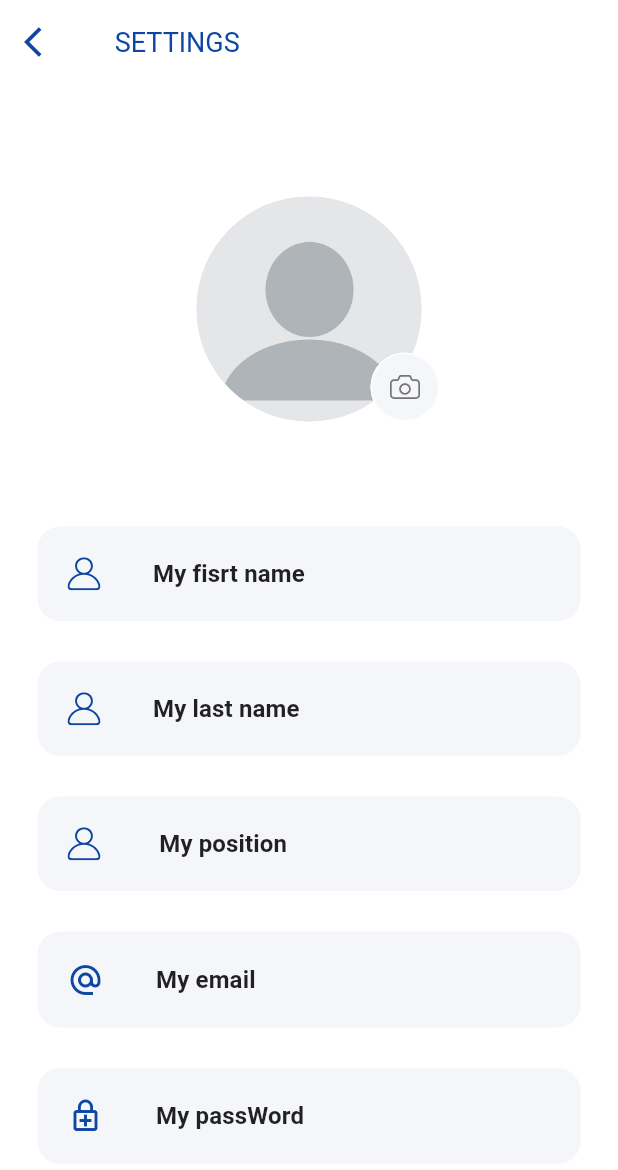
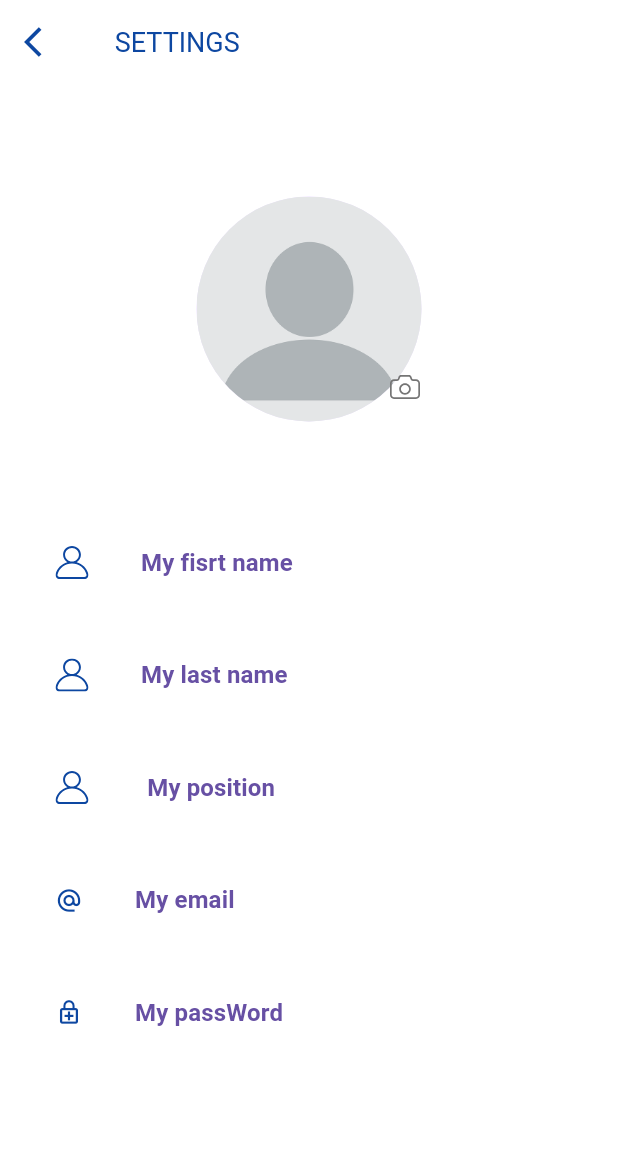
Before and after one commit to mohamedredaoumahdi/SMS-MRO, a Flutter app: the ProfilPage screen opened directly, on a phone screen of 412 x 824 dp. Shown: the top 1170 px of the screen. Run offline on Flutter 3.47's test engine with Material 3 defaults, Android fonts, the phone set to English and light mode, and no system bars; our stand-ins replace email_validator, firebase_auth, firebase_core, flutter_svg, google_fonts, introduction_screen and 2 more; missing offline and left inert: wc_form_validators; accounts and stored records are empty; network calls fail.

Commit message:
still trying

```diff
--- a/lib/dashboardResponsible/dashboard.dart
+++ b/lib/dashboardResponsible/dashboard.dart
@@ -1,5 +1,5 @@
 import 'package:flutter/material.dart';
-import 'package:school_management_system_01/dashboardResponsible/gruddashboard2.dart';
+import 'package:school_management_system_01/dashboardResponsible/griddashboard.dart';
 
 class DashboardResponsible extends StatelessWidget {
   //DashboardResponsible({required this.auth});
@@ -73,7 +73,7 @@ class DashboardResponsible extends StatelessWidget {
                     borderRadius:
                         BorderRadius.only(topLeft: Radius.circular(80)),
                     color: Color(0xff232031)),
-                child: Center(child: GridDash())),
+                child: Center(child: GridDashboard())),
           )
         ],
       ),
--- a/lib/dashboardResponsible/settingsPage/settings  grids destination/profil.dart
+++ b/lib/dashboardResponsible/settingsPage/settings  grids destination/profil.dart
@@ -41,13 +41,7 @@ class _ProfilPageState extends State<ProfilPage> {
                     child: SizedBox(
                         height: 46,
                         width: 46,
-                        child: FlatButton(
-                          padding: EdgeInsets.zero,
-                          shape: RoundedRectangleBorder(
-                            borderRadius: BorderRadius.circular(50),
-                            side: BorderSide(color: Colors.white),
-                          ),
-                          color: Color(0xFFF5F6F9),
+                        child: TextButton(
                           onPressed: () {},
                           child:
                               SvgPicture.asset("assets/images/Camera Icon.svg"),
@@ -60,11 +54,7 @@ class _ProfilPageState extends State<ProfilPage> {
           ),
           Padding(
             padding: const EdgeInsets.symmetric(horizontal: 25, vertical: 10),
-            child: FlatButton(
-                padding: EdgeInsets.all(20),
-                shape: RoundedRectangleBorder(
-                    borderRadius: BorderRadius.circular(15)),
-                color: Color(0xFFF5F6F9),
+            child: TextButton(
                 onPressed: () {},
                 child: Row(children: [
                   SvgPicture.asset(
@@ -89,11 +79,7 @@ class _ProfilPageState extends State<ProfilPage> {
           ),
           Padding(
             padding: const EdgeInsets.symmetric(horizontal: 25, vertical: 10),
-            child: FlatButton(
-                padding: EdgeInsets.all(20),
-                shape: RoundedRectangleBorder(
-                    borderRadius: BorderRadius.circular(15)),
-                color: Color(0xFFF5F6F9),
+            child: TextButton(
                 onPressed: () {},
                 child: Row(children: [
                   SvgPicture.asset(
@@ -118,11 +104,7 @@ class _ProfilPageState extends State<ProfilPage> {
           ),
           Padding(
             padding: const EdgeInsets.symmetric(horizontal: 25, vertical: 10),
-            child: FlatButton(
-                padding: EdgeInsets.all(20),
-                shape: RoundedRectangleBorder(
-                    borderRadius: BorderRadius.circular(15)),
-                color: Color(0xFFF5F6F9),
+            child: TextButton(
                 onPressed: () {},
                 child: Row(children: [
                   SvgPicture.asset(
@@ -147,11 +129,7 @@ class _ProfilPageState extends State<ProfilPage> {
           ),
           Padding(
             padding: const EdgeInsets.symmetric(horizontal: 25, vertical: 10),
-            child: FlatButton(
-                padding: EdgeInsets.all(20),
-                shape: RoundedRectangleBorder(
-                    borderRadius: BorderRadius.circular(15)),
-                color: Color(0xFFF5F6F9),
+            child: TextButton(
                 onPressed: () {},
                 child: Row(children: [
                   Icon(Icons.alternate_email,color:Colors.blue.shade900),
@@ -172,11 +150,7 @@ class _ProfilPageState extends State<ProfilPage> {
           ),
           Padding(
             padding: const EdgeInsets.symmetric(horizontal: 25, vertical: 10),
-            child: FlatButton(
-                padding: EdgeInsets.all(20),
-                shape: RoundedRectangleBorder(
-                    borderRadius: BorderRadius.circular(15)),
-                color: Color(0xFFF5F6F9),
+            child: TextButton(
                 onPressed: () {},
                 child: Row(children: [
                   Icon(Icons.enhanced_encryption_outlined,color:Colors.blue.shade900),
--- a/lib/loginsformat/login_as_student.dart
+++ b/lib/loginsformat/login_as_student.dart
@@ -9,8 +9,7 @@ import 'package:school_management_system_01/loginsformat/validators.dart';
 import 'package:wc_form_validators/wc_form_validators.dart';
 import 'package:school_management_system_01/dashboardResponsible/dashboard.dart';
 
-class LoginAsStudent extends StatefulWidget
-    with EmailAndPasswordValidators {
+class LoginAsStudent extends StatefulWidget{
   LoginAsStudent({required this.auth});
   final AuthBase auth;
   @override
@@ -60,8 +59,6 @@ class _LoginAsStudentState extends State<LoginAsStudent> {
 
   @override
   Widget build(BuildContext context) {
-    bool submitEnabled = widget.emailValidator.isValid(_email) &&
-        widget.passwordValidator.isValid(_password);
     return Scaffold(
       backgroundColor: Colors.white,
       body: Column(
@@ -121,7 +118,6 @@ class _LoginAsStudentState extends State<LoginAsStudent> {
                     textInputAction: TextInputAction.done,
                     controller: _passwordController,
                     onChanged: (password) => _updateState(),
-                    onEditingComplete: submitEnabled ? _submit : null,
                   ),
                   SizedBox(height: 100.0),
                   ElevatedButton(
--- a/lib/loginsformat/login_as_teacher.dart
+++ b/lib/loginsformat/login_as_teacher.dart
@@ -6,7 +6,7 @@ import 'package:school_management_system_01/dashboardTeacher/teachergriddashoard
 import 'package:school_management_system_01/loginsformat/validators.dart';
 import 'package:wc_form_validators/wc_form_validators.dart';
 
-class LoginAsTeacher extends StatefulWidget with EmailAndPasswordValidators {
+class LoginAsTeacher extends StatefulWidget {
   LoginAsTeacher({required this.auth});
   final AuthBase auth;
   @override
@@ -57,8 +57,6 @@ class _LoginAsTeacherState extends State<LoginAsTeacher> {
 
   @override
   Widget build(BuildContext context) {
-    bool submitEnabled = widget.emailValidator.isValid(_email) &&
-        widget.passwordValidator.isValid(_password);
     return Scaffold(
       backgroundColor: Colors.white,
       body: Column(
@@ -122,7 +120,6 @@ class _LoginAsTeacherState extends State<LoginAsTeacher> {
                     textInputAction: TextInputAction.done,
                     controller: _passwordController,
                     onChanged: (password) => _updateState(),
-                    onEditingComplete: submitEnabled ? _submit : null,
                   ),
                   SizedBox(height: 60.0),
                   ElevatedButton(
--- a/lib/onboarding_page.dart
+++ b/lib/onboarding_page.dart
@@ -1,4 +1,4 @@
-import 'package:firebase_auth/firebase_auth.dart';
+import 'package:firebase_auth/firebase_auth.dart' as AuthProviderPre;
 import 'package:flutter/material.dart';
 import 'package:introduction_screen/introduction_screen.dart';
 import 'package:school_management_system_01/backEnd/services/auth.dart';
@@ -12,7 +12,6 @@ import 'backEnd/services/auth_provider.dart';
 import 'dashBoardStudent/landingStudent.dart';
 import 'dashboardTeacher/landingTeacher.dart';
 import 'main.dart';
-import 'package:firebase_auth/firebase_auth.dart';
 
 class OnBoardingPage extends StatelessWidget {
 
@@ -121,7 +120,6 @@ class OnBoardingPage extends StatelessWidget {
               onChange: (index) => print('Page $index selected'),
               globalBackgroundColor: Theme.of(context).primaryColor,
               isProgressTap: false,
-              skipFlex: 0,
               nextFlex: 0,
               animationDuration: 1000,
             ),
@@ -147,7 +145,7 @@ class OnBoardingPage extends StatelessWidget {
   PageDecoration getPageDecoration() => PageDecoration(
         titleTextStyle: TextStyle(fontSize: 28, fontWeight: FontWeight.bold),
         bodyTextStyle: TextStyle(fontSize: 20),
-        descriptionPadding: EdgeInsets.all(0).copyWith(bottom: 0),
+        //descriptionPadding: EdgeInsets.all(0).copyWith(bottom: 0),
         imagePadding: EdgeInsets.all(24),
         pageColor: Colors.white,
         footerPadding: EdgeInsets.symmetric(horizontal: 40.0, vertical: 15.0),
```
Also changed, not shown: lib/dashboardResponsible/grids destination/recieved_messages_page.dart (+4 -4 lines), lib/dashboardResponsible/gruddashboard2.dart (+117 -117 lines), lib/dashboardResponsible/manage_students/manage student grids destination/update_student_fee.dart (+4 -4 lines), lib/loginsformat/login_as_responsible.dart (+2 -5 lines), pubspec.yaml (+18 -70 lines), pubspec.lock.
